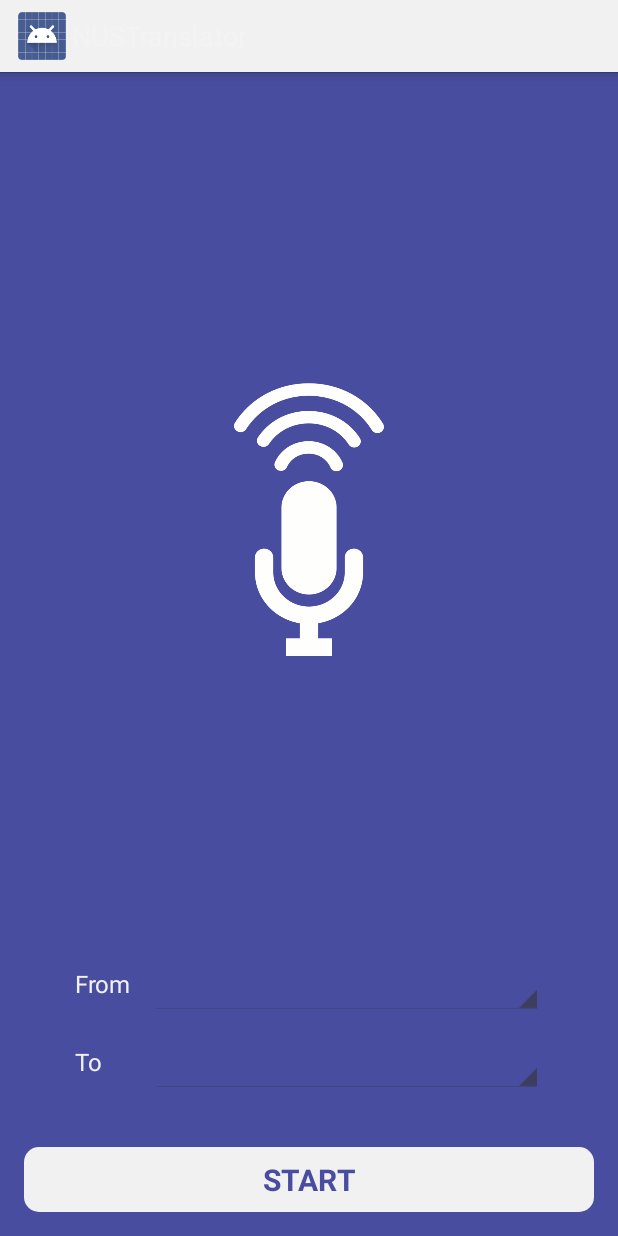
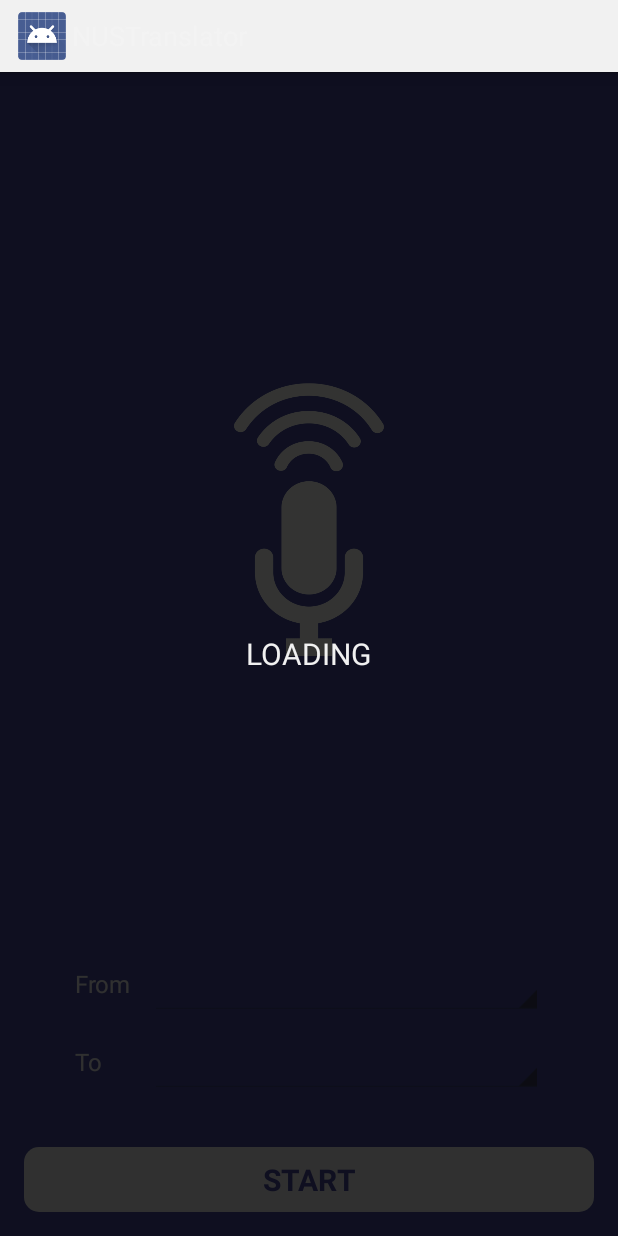
Before and after one commit to SeanNguyen/nustranslator, an Android app: the layout activity_main.xml on its own in the app's theme, with its tools: preview values and no code run, on a phone screen of 412 x 824 dp. Run offline under Robolectric (Android 15) with nearby library versions, the phone set to English and light mode, and no system bars.

Commit message:
Added loading screen

```diff
--- a/andoird/app/src/main/res/layout/activity_main.xml
+++ b/andoird/app/src/main/res/layout/activity_main.xml
@@ -1,9 +1,13 @@
-<LinearLayout xmlns:android="http://schemas.android.com/apk/res/android"
+<RelativeLayout xmlns:android="http://schemas.android.com/apk/res/android"
                 xmlns:tools="http://schemas.android.com/tools"
                 android:layout_width="match_parent"
                 android:layout_height="match_parent"
                 tools:context=".MainActivity"
-              android:background="@color/violetThemeColor"
+                android:background="@color/violetThemeColor">
+
+    <LinearLayout
+        android:layout_width="match_parent"
+        android:layout_height="match_parent"
         android:orientation="vertical">
 
         <!--Language selection view-->
@@ -50,3 +54,27 @@
         </RelativeLayout>
 
     </LinearLayout>
+
+    <!--Loading View-->
+    <RelativeLayout
+        android:id="@+id/main_loading"
+        android:layout_width="match_parent"
+        android:layout_height="match_parent">
+
+        <View
+            android:layout_width="match_parent"
+            android:layout_height="match_parent"
+            android:background="@color/blackAlpha80"
+            android:clickable="true"/>
+
+        <TextView
+            android:layout_width="wrap_content"
+            android:layout_height="wrap_content"
+            android:layout_centerInParent="true"
+            android:textColor="@color/whiteThemeColor"
+            android:textSize="20sp"
+            android:text="LOADING"/>
+
+    </RelativeLayout>
+
+</RelativeLayout>
```
Also changed, not shown: andoird/app/src/main/java/sg/edu/nus/nustranslator/activities/MainActivity.java (+7 -0 lines), andoird/app/src/main/java/sg/edu/nus/nustranslator/controllers/MainController.java (+16 -8 lines), andoird/app/src/main/res/values/colors.xml (+26 -0 lines). Lines whose indentation alone changed are shown as unchanged.
